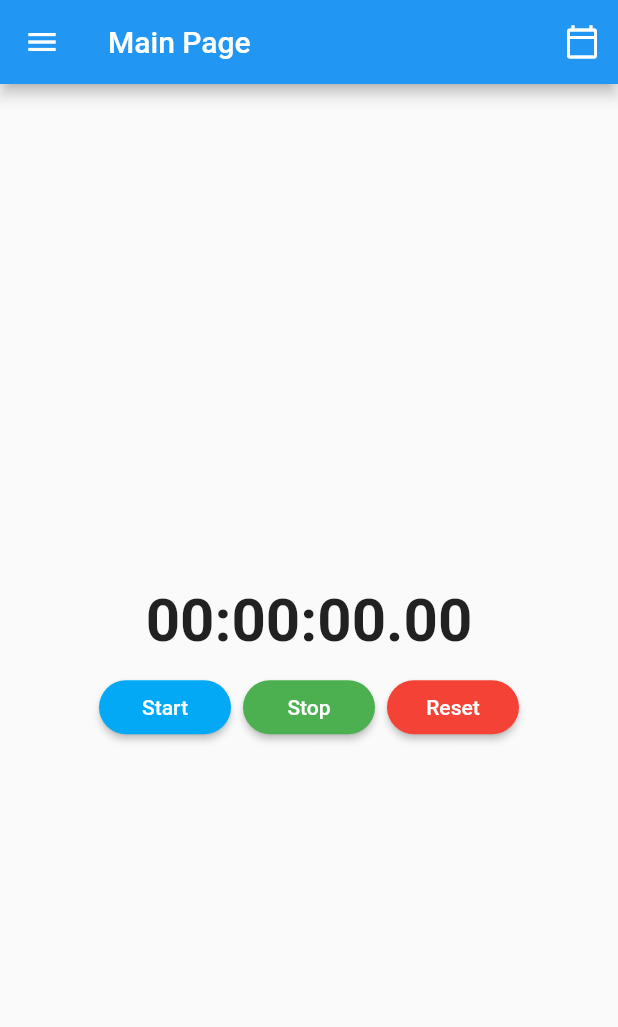
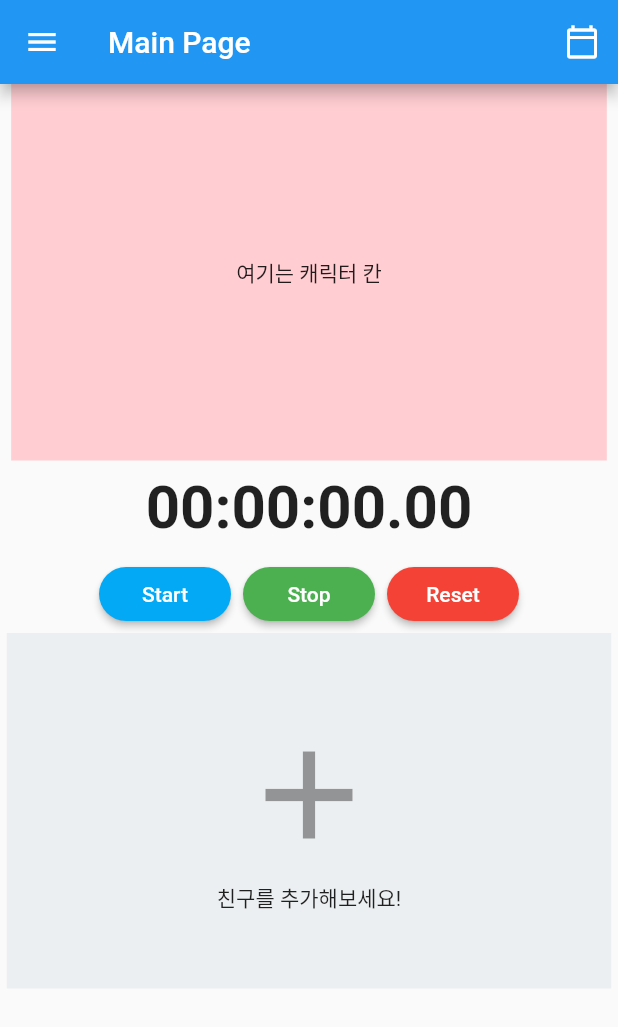
Before and after one commit to moonyah/HealthAPP, a Flutter app: the screen it shows after launch, on a phone screen of 412 x 824 dp. Shown: the top 1027 px of the screen. Run offline on Flutter 3.47's test engine with Material 2 defaults, Android fonts, the phone set to English and light mode, and no system bars; our stand-ins replace stop_watch_timer, syncfusion_flutter_calendar; Roboto replaces fonts that are missing (Helvetica).

Commit message:
메인에 친구추가 UI 만듦

```diff
--- a/stopwatch/lib/main.dart
+++ b/stopwatch/lib/main.dart
@@ -173,11 +173,23 @@ class _State extends State<MainPage> {
             ],
           ),
       ),
-      body: Center(
-        child: Column(
-          mainAxisAlignment: MainAxisAlignment.center,
+      body: Column(
+          ///mainAxisAlignment: MainAxisAlignment.center,
           crossAxisAlignment: CrossAxisAlignment.center,
           children: <Widget>[
+            ///캐릭터
+            Padding(
+              padding: const EdgeInsets.all(0),
+              child: Container(
+                padding: const EdgeInsets.symmetric(vertical: 115, horizontal: 150),
+                color: Colors.red[100],
+                child: Text(
+                  "여기는 캐릭터 칸"
+                )
+
+              )
+
+            ),
             /// Display stop watch time
             Padding(
               padding: const EdgeInsets.only(bottom: 0),
@@ -270,10 +282,37 @@ class _State extends State<MainPage> {
 
                 ],
               ),
+            ),
+
+            /// Friends
+            Padding(
+              padding: const EdgeInsets.all(0),
+              child: Container(
+                padding: const EdgeInsets.symmetric(vertical: 50, horizontal: 140),
+                color: Colors.blueGrey[50],
+                child: Column(
+                  mainAxisSize: MainAxisSize.min,
+                  mainAxisAlignment: MainAxisAlignment.center,
+                  children: <Widget> [
+                    IconButton(
+                        icon: const Icon(Icons.add),
+                        iconSize: 100,
+                        onPressed: null,
+                      ),
+
+
+                    Text(
+                      "친구를 추가해보세요!",
+                      textAlign: TextAlign.center,
+                    )
+
+                  ]
+                ),
+              ),
             )
           ],
         ),
-      ),
+
     );
   }
 }
```
